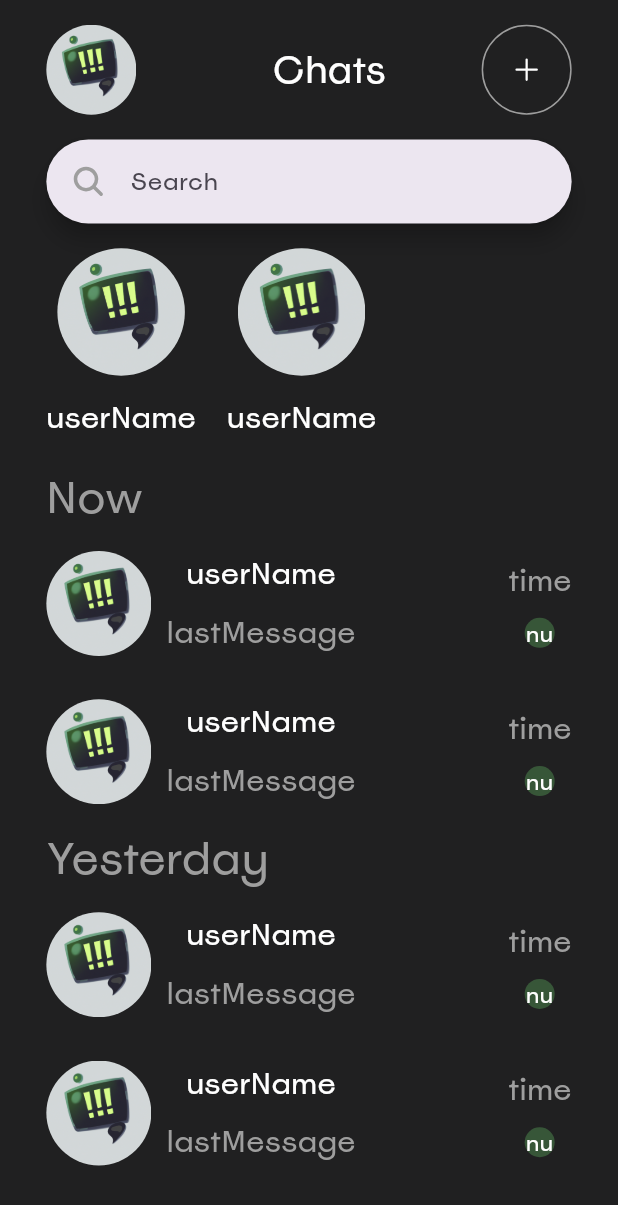
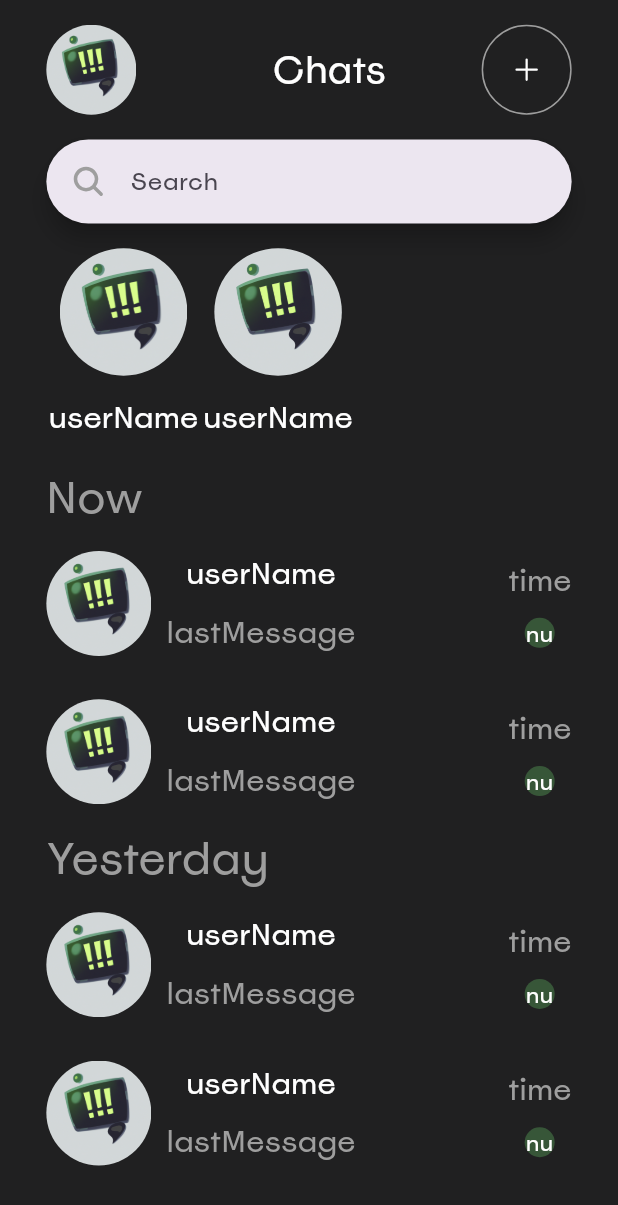
Before and after one commit to KaliopPraktyki/praktyki_projekt, a Flutter app: the screen it shows after launch, on a phone screen of 412 x 824 dp. Shown: the top 1205 px of the screen. Run offline on Flutter 3.47's test engine with Material 3 defaults, Android fonts, the phone set to English and light mode, and no system bars; our stand-ins replace flex_color_scheme, flutter_chat_types, flutter_chat_ui, ionicons.

Commit message:
Finished ui design

```diff
--- a/lib/screens/chat.dart
+++ b/lib/screens/chat.dart
@@ -97,7 +97,7 @@ class _chatState extends State<chat> {
                 Row(
                   children: [
                     UserTile(userName: "userName", profileImage: profileImage),
-                    SizedBox(width: width*0.05,),
+
                     UserTile(userName: "userName", profileImage: profileImage),
                   ],
                 ),
--- a/lib/widgets/user_tile.dart
+++ b/lib/widgets/user_tile.dart
@@ -11,6 +11,8 @@ class UserTile extends StatelessWidget {
 
   @override
   Widget build(BuildContext context) {
+    double width = MediaQuery.of(context).size.width;
+    double height = MediaQuery.of(context).size.height;
     return Column(
       children: [
         ClipRRect(
@@ -26,6 +28,7 @@ class UserTile extends StatelessWidget {
             fontSize: 20,
           ),
         ),
+        SizedBox(width: width*0.25,),
       ],
     );
   }
```
